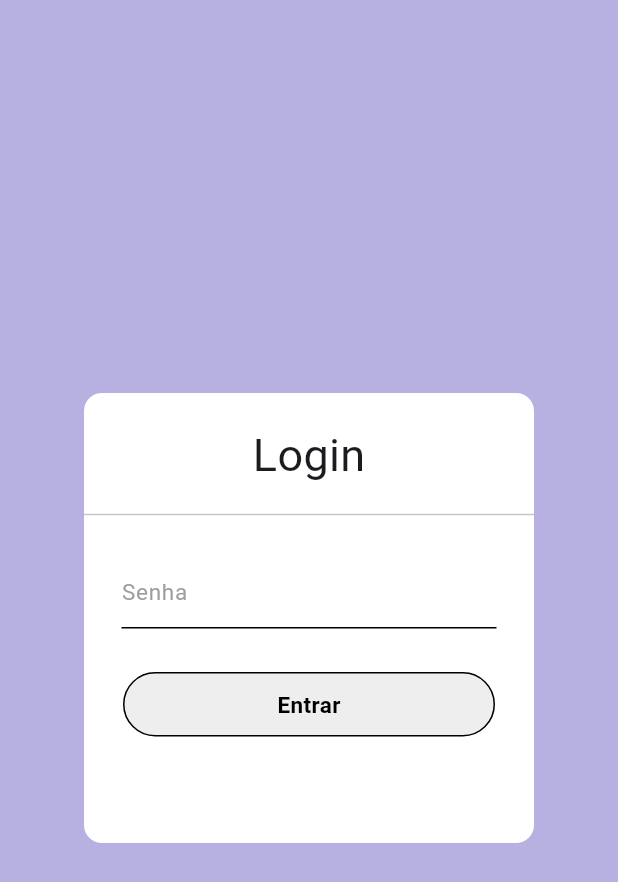
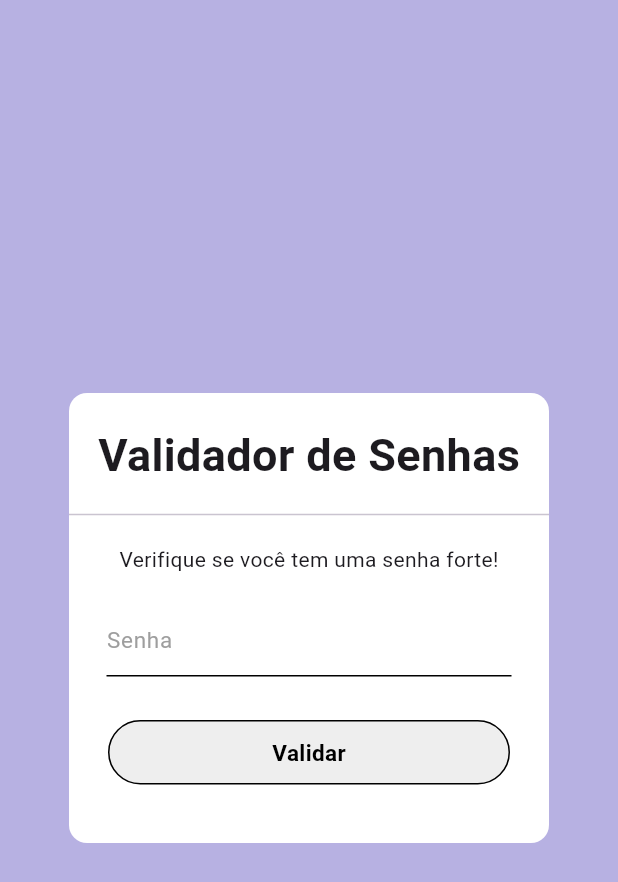
Before and after one commit to Myhr5/challenge_response, a Flutter app: the screen it shows after launch, on a phone screen of 412 x 824 dp. Shown: the top 882 px of the screen. Run offline on Flutter 3.47's test engine with Material 3 defaults, Android fonts, the phone set to English and light mode, and no system bars; our stand-ins replace shared_preferences; generated files the repository leaves out were written again; Roboto replaces fonts that are missing (Trirong).

```diff
--- a/lib/src/components/app_button.dart
+++ b/lib/src/components/app_button.dart
@@ -1,10 +1,10 @@
 import 'package:flutter/material.dart';
 
 class AppButton extends StatelessWidget {
-  const AppButton({super.key, this.onTap, required this.text});
+  const AppButton({super.key, this.onTap, required this.widget});
 
   final Function()? onTap;
-  final String text;
+  final Widget widget;
 
   @override
   Widget build(BuildContext context) {
@@ -19,11 +19,7 @@ class AppButton extends StatelessWidget {
           borderRadius: BorderRadius.circular(99),
         ),
         child: Center(
-          child: Text(
-            text,
-            style: const TextStyle(
-                color: Colors.black, fontWeight: FontWeight.bold, fontSize: 15),
-          ),
+          child: widget,
         ),
       ),
     );
--- a/lib/src/components/app_textfield.dart
+++ b/lib/src/components/app_textfield.dart
@@ -1,5 +1,4 @@
 import 'package:flutter/material.dart';
-import 'package:google_fonts/google_fonts.dart';
 
 class AppTextfield extends StatelessWidget {
   const AppTextfield(
@@ -28,10 +27,10 @@ class AppTextfield extends StatelessWidget {
             enabledBorder: const UnderlineInputBorder(),
             focusedBorder: const UnderlineInputBorder(),
             hintText: hintText,
-            hintStyle: GoogleFonts.trirong(
-              color: Colors.grey.shade500,
-              fontSize: 15,
-            ),
+              hintStyle: TextStyle(
+                color: Colors.grey.shade500,
+                fontSize: 15,
+              )
           ),
         ),
       ),
--- a/lib/src/pages/login_page.dart
+++ b/lib/src/pages/login_page.dart
@@ -4,7 +4,6 @@ import 'package:challenge_response/src/pages/home_page.dart';
 import 'package:challenge_response/src/sample_feature/network.dart';
 import 'package:challenge_response/src/sample_feature/validate_response.dart';
 import 'package:flutter/material.dart';
-import 'package:google_fonts/google_fonts.dart';
 import 'package:shared_preferences/shared_preferences.dart';
 
 class LoginPage extends StatefulWidget {
@@ -20,13 +19,17 @@ class _LoginPageState extends State<LoginPage> {
   final _formKey = GlobalKey<FormState>();
   final passwordController = TextEditingController();
   late ValidateResponse? validateResponse;
+  late Future<ValidateResponse> response;
+  bool isCircularProgress = false;
+
 
   Future<void> _validate() async {
     final prefs = await SharedPreferences.getInstance();
     String message = '';
-    List<dynamic> errors = [''];
+    List<String> errors = [''];
 
-    validateResponse = await validate(passwordController.text);
+    response = validate(passwordController.text);
+    validateResponse = await response;
 
     if (validateResponse != null) {
       message = validateResponse!.message;
@@ -34,7 +37,25 @@ class _LoginPageState extends State<LoginPage> {
     }
 
     await prefs.setString('message', message);
-    await prefs.setStringList('erros', errors as List<String>);
+    await prefs.setStringList('errors', errors);
+  }
+
+  Widget changeButtonChild(bool value) {
+    if (value) {
+      return const SizedBox(
+        height: 18,
+        width: 18,
+        child: CircularProgressIndicator(
+          strokeWidth: 1,
+        ),
+      );
+    }
+
+    return const Text(
+      'Validar',
+      style: TextStyle(
+          color: Colors.black, fontWeight: FontWeight.bold, fontSize: 15),
+    );
   }
 
   @override
@@ -43,7 +64,7 @@ class _LoginPageState extends State<LoginPage> {
       backgroundColor: const Color.fromRGBO(183, 177, 226, 1),
       body: Center(
         child: SizedBox(
-          width: 300,
+          width: 320,
           height: 300,
           child: DecoratedBox(
             decoration: const BoxDecoration(
@@ -51,14 +72,21 @@ class _LoginPageState extends State<LoginPage> {
                 borderRadius: BorderRadius.all(Radius.circular(12))),
             child: Column(
               children: [
-                Padding(
-                  padding: const EdgeInsets.only(top: 20, bottom: 10),
+                const Padding(
+                  padding: EdgeInsets.only(top: 20, bottom: 10),
                   child: Text(
-                    'Login',
-                    style: GoogleFonts.dmSerifText(fontSize: 30),
+                    'Validador de Senhas',
+                    style: TextStyle(fontSize: 30, fontWeight: FontWeight.bold),
                   ),
                 ),
                 const Divider(),
+                const SizedBox(
+                  height: 12,
+                ),
+                const Text(
+                  'Verifique se você tem uma senha forte!',
+                  style: TextStyle(fontSize: 14, fontWeight: FontWeight.w400),
+                ),
                 Form(
                   key: _formKey,
                   child: Column(
@@ -79,13 +107,19 @@ class _LoginPageState extends State<LoginPage> {
                         ),
                       ),
                       AppButton(
-                        text: 'Entrar',
-                        onTap: () {
+                        widget: changeButtonChild(isCircularProgress),
+                        onTap: () async {
+                          setState(() {
+                            isCircularProgress = true;
+                          });
+
                           if (_formKey.currentState!.validate()) {
+                            await _validate();
+                            Navigator.pushNamed(context, HomePage.routeName);
+
                             setState(() {
-                              _validate();
+                              isCircularProgress = false;
                             });
-                            Navigator.of(context).pushNamed(HomePage.routeName);
                           }
                         },
                       )
--- a/lib/src/sample_feature/network.dart
+++ b/lib/src/sample_feature/network.dart
@@ -31,8 +31,8 @@ Future<ValidateResponse> validate(String password) async {
   if (response.statusCode == 202 || response.statusCode == 400) {
     return ValidateResponse.fromJson(
         jsonDecode(response.body) as Map<String, dynamic>);
-  } else if (response.statusCode == 400) {
-    throw Exception('Método não permitido');
+  } else if (response.statusCode == 503) {
+    throw Exception('Serviço Indisponível');
   } else if (response.statusCode == 405) {
     throw Exception('Método não permitido');
   } else if (response.statusCode == 422) {
--- a/lib/src/sample_feature/validate_response.dart
+++ b/lib/src/sample_feature/validate_response.dart
@@ -1,7 +1,7 @@
 class ValidateResponse {
   final String? id;
   final String message;
-  final List<dynamic>? errors;
+  final List<String>? errors;
 
   const ValidateResponse({
     required this.message,
@@ -13,6 +13,6 @@ class ValidateResponse {
       ValidateResponse(
         id: json['id'] ?? '',
         message: json['message'],
-        errors: json['errors'] as List<String>,
+        errors: List<String>.from(json['errors'] ?? ['']),
       );
 }
```
Also changed, not shown: lib/src/pages/home_page.dart (+24 -12 lines).
